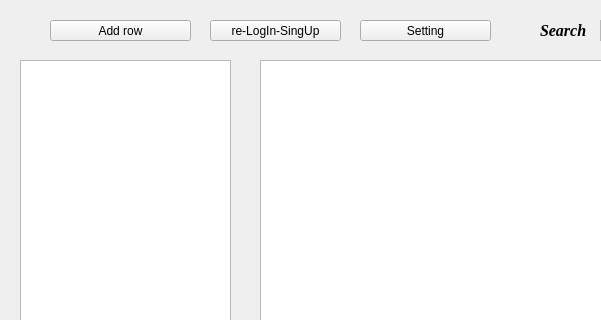
Qt form userwindow.ui (Backart/DBapp) before a commit; both pictures show x 0 to 601 and y 0 to 320 of the 996 by 618 pixel window.
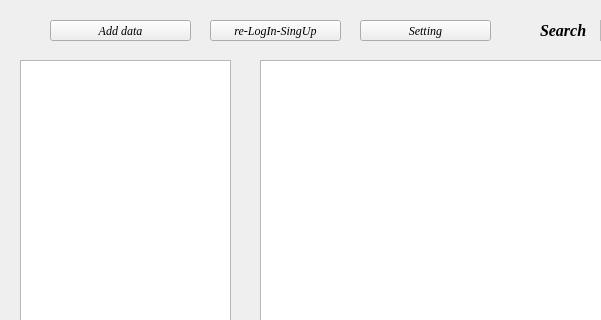
The same form after that commit.

Diff of the .ui file:
```diff
--- a/userwindow.ui
+++ b/userwindow.ui
@@ -72,8 +72,14 @@
       <height>21</height>
      </rect>
     </property>
+    <property name="font">
+     <font>
+      <family>Times New Roman</family>
+      <italic>true</italic>
+     </font>
+    </property>
     <property name="text">
-     <string>Add row</string>
+     <string>Add data</string>
     </property>
    </widget>
    <widget class="QPushButton" name="pushButton_re_login_singup">
@@ -85,6 +91,12 @@
       <height>21</height>
      </rect>
     </property>
+    <property name="font">
+     <font>
+      <family>Times New Roman</family>
+      <italic>true</italic>
+     </font>
+    </property>
     <property name="text">
      <string>re-LogIn-SingUp</string>
     </property>
@@ -98,6 +110,12 @@
       <height>21</height>
      </rect>
     </property>
+    <property name="font">
+     <font>
+      <family>Times New Roman</family>
+      <italic>true</italic>
+     </font>
+    </property>
     <property name="text">
      <string>Setting</string>
     </property>
```
Left out of the diff: 19 changed lines with no effect on the pictures.
